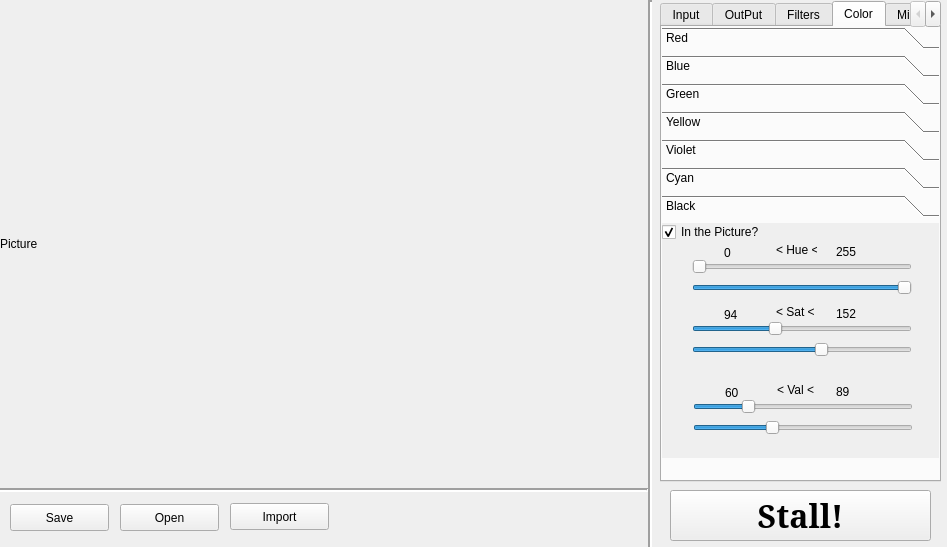
First picture: the form in src/mainwindow.ui, repository MrKarimiD/Shape-Detector-based-on-colors, before the edit.
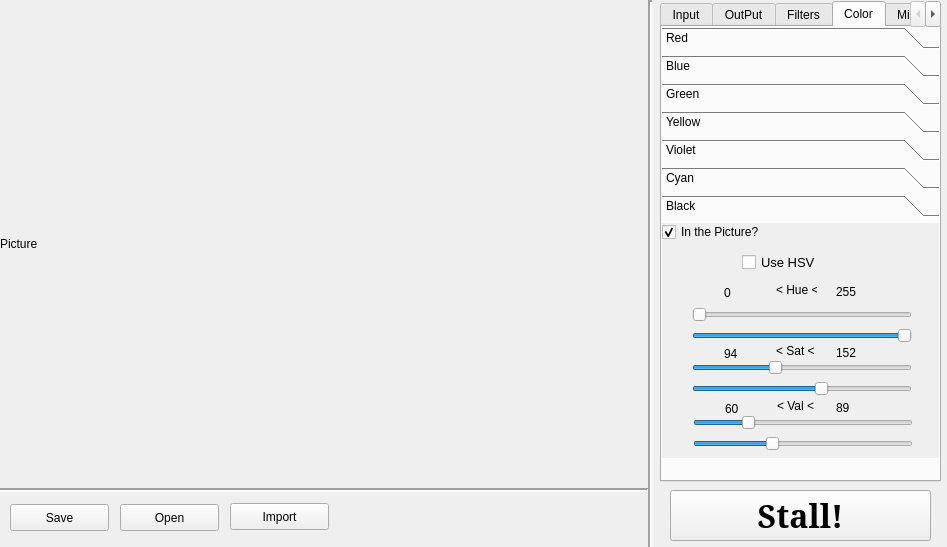
Second picture: the form after the edit. The open tabs and pages were chosen to show the change.

Commit message: select Robot ditection method in Ui

The edit to the form file:
```diff
--- a/src/mainwindow.ui
+++ b/src/mainwindow.ui
@@ -3436,8 +3436,8 @@
         <rect>
          <x>0</x>
          <y>0</y>
-         <width>100</width>
-         <height>30</height>
+         <width>281</width>
+         <height>228</height>
         </rect>
        </property>
        <attribute name="label">
@@ -3447,7 +3447,7 @@
         <property name="geometry">
          <rect>
           <x>31</x>
-          <y>169</y>
+          <y>185</y>
           <width>220</width>
           <height>29</height>
          </rect>
@@ -3466,7 +3466,7 @@
         <property name="geometry">
          <rect>
           <x>31</x>
-          <y>190</y>
+          <y>206</y>
           <width>220</width>
           <height>29</height>
          </rect>
@@ -3485,7 +3485,7 @@
         <property name="geometry">
          <rect>
           <x>115</x>
-          <y>159</y>
+          <y>175</y>
           <width>41</width>
           <height>17</height>
          </rect>
@@ -3498,7 +3498,7 @@
         <property name="geometry">
          <rect>
           <x>62</x>
-          <y>21</y>
+          <y>61</y>
           <width>41</width>
           <height>17</height>
          </rect>
@@ -3511,7 +3511,7 @@
         <property name="geometry">
          <rect>
           <x>30</x>
-          <y>50</y>
+          <y>98</y>
           <width>220</width>
           <height>29</height>
          </rect>
@@ -3530,7 +3530,7 @@
         <property name="geometry">
          <rect>
           <x>114</x>
-          <y>19</y>
+          <y>59</y>
           <width>41</width>
           <height>17</height>
          </rect>
@@ -3543,7 +3543,7 @@
         <property name="geometry">
          <rect>
           <x>174</x>
-          <y>82</y>
+          <y>121</y>
           <width>41</width>
           <height>17</height>
          </rect>
@@ -3556,7 +3556,7 @@
         <property name="geometry">
          <rect>
           <x>30</x>
-          <y>112</y>
+          <y>151</y>
           <width>220</width>
           <height>29</height>
          </rect>
@@ -3575,7 +3575,7 @@
         <property name="geometry">
          <rect>
           <x>62</x>
-          <y>83</y>
+          <y>122</y>
           <width>41</width>
           <height>17</height>
          </rect>
@@ -3588,7 +3588,7 @@
         <property name="geometry">
          <rect>
           <x>114</x>
-          <y>81</y>
+          <y>120</y>
           <width>41</width>
           <height>17</height>
          </rect>
@@ -3601,7 +3601,7 @@
         <property name="geometry">
          <rect>
           <x>174</x>
-          <y>20</y>
+          <y>60</y>
           <width>41</width>
           <height>17</height>
          </rect>
@@ -3614,7 +3614,7 @@
         <property name="geometry">
          <rect>
           <x>174</x>
-          <y>160</y>
+          <y>176</y>
           <width>41</width>
           <height>17</height>
          </rect>
@@ -3627,7 +3627,7 @@
         <property name="geometry">
          <rect>
           <x>30</x>
-          <y>91</y>
+          <y>130</y>
           <width>220</width>
           <height>29</height>
          </rect>
@@ -3646,7 +3646,7 @@
         <property name="geometry">
          <rect>
           <x>63</x>
-          <y>161</y>
+          <y>177</y>
           <width>41</width>
           <height>17</height>
          </rect>
@@ -3659,7 +3659,7 @@
         <property name="geometry">
          <rect>
           <x>30</x>
-          <y>29</y>
+          <y>77</y>
           <width>220</width>
           <height>29</height>
          </rect>
@@ -3687,6 +3687,27 @@
          <bool>true</bool>
         </property>
        </widget>
+       <widget class="QCheckBox" name="useHSV_checkbox">
+        <property name="geometry">
+         <rect>
+          <x>80</x>
+          <y>28</y>
+          <width>98</width>
+          <height>22</height>
+         </rect>
+        </property>
+        <property name="font">
+         <font>
+          <pointsize>10</pointsize>
+         </font>
+        </property>
+        <property name="text">
+         <string>Use HSV</string>
+        </property>
+        <property name="checked">
+         <bool>false</bool>
+        </property>
+       </widget>
       </widget>
      </widget>
     </widget>
```
Left out of the diff: 60 changed lines with no effect on the pictures. The commit also changes 2 other files.
